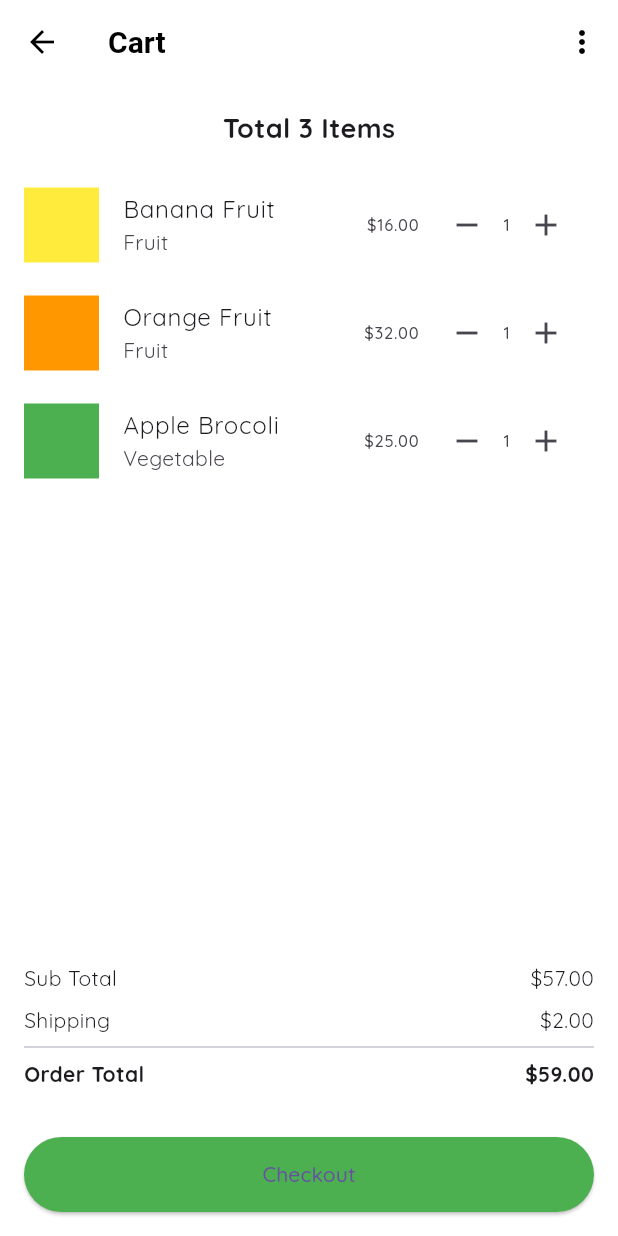
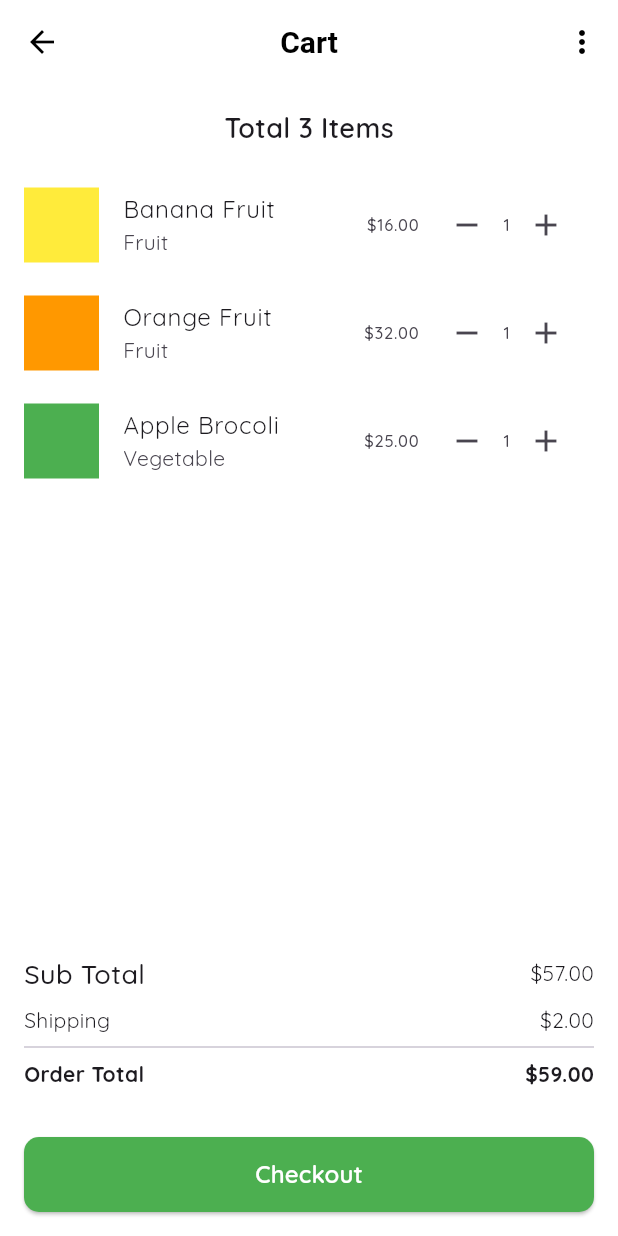
Before and after one commit to BenjaminHung8405/foocipe-cooking-app, a Flutter app: the CartPage screen opened by its route, on a phone screen of 412 x 824 dp. Run offline on Flutter 3.47's test engine with Material 3 defaults, Android fonts, the phone set to English and light mode, and no system bars; our stand-ins replace flutter_secure_storage; accounts and stored records are empty.

Commit message:
Update UI

```diff
--- a/lib/presentation/layouts/main_layout.dart
+++ b/lib/presentation/layouts/main_layout.dart
@@ -64,10 +64,12 @@ class _MainLayoutState extends State<MainLayout> {
           ),
         ],
         currentIndex: _selectedIndex,
-        selectedItemColor: Theme.of(context).primaryColor,
-        unselectedItemColor: Colors.grey,
+        selectedItemColor: Color.fromARGB(255, 221, 105, 70),
+        unselectedItemColor: Color.fromARGB(255, 94, 89, 74),
         onTap: _onItemTapped,
         type: BottomNavigationBarType.fixed,
+        backgroundColor: Colors.white,
+        elevation: 10,
       ),
     );
   }
--- a/lib/presentation/pages/cart_page.dart
+++ b/lib/presentation/pages/cart_page.dart
@@ -7,11 +7,15 @@ class CartPage extends StatelessWidget {
   Widget build(BuildContext context) {
     return Scaffold(
       appBar: AppBar(
+        centerTitle: true,
         leading: IconButton(
           icon: Icon(Icons.arrow_back),
           onPressed: () => Navigator.of(context).pop(),
         ),
-        title: Text('Cart'),
+        title: Text(
+          'Cart',
+          style: TextStyle(fontSize: 20, fontWeight: FontWeight.w700),
+        ),
         actions: [
           IconButton(
             icon: Icon(Icons.more_vert),
@@ -25,7 +29,7 @@ class CartPage extends StatelessWidget {
             padding: const EdgeInsets.all(16.0),
             child: Text(
               'Total 3 Items',
-              style: TextStyle(fontSize: 18, fontWeight: FontWeight.bold),
+              style: TextStyle(fontSize: 18, fontWeight: FontWeight.w600),
             ),
           ),
           Expanded(
@@ -42,8 +46,16 @@ class CartPage extends StatelessWidget {
           Padding(
             padding: const EdgeInsets.all(16.0),
             child: ElevatedButton(
-              child: Text('Checkout'),
+              child: Text(
+                'Checkout',
+                style: TextStyle(
+                    color: Colors.white,
+                    fontSize: 16,
+                    fontWeight: FontWeight.w600),
+              ),
               style: ElevatedButton.styleFrom(
+                shape: RoundedRectangleBorder(
+                    borderRadius: BorderRadius.circular(10)),
                 backgroundColor: Colors.green,
                 minimumSize: Size(double.infinity, 50),
               ),
@@ -92,7 +104,10 @@ class CartPage extends StatelessWidget {
           Row(
             mainAxisAlignment: MainAxisAlignment.spaceBetween,
             children: [
-              Text('Sub Total'),
+              Text(
+                'Sub Total',
+                style: TextStyle(fontSize: 18, fontWeight: FontWeight.w500),
+              ),
               Text('\$57.00'),
             ],
           ),
```
Also changed, not shown: lib/presentation/pages/home_page.dart (+7 -5 lines).
